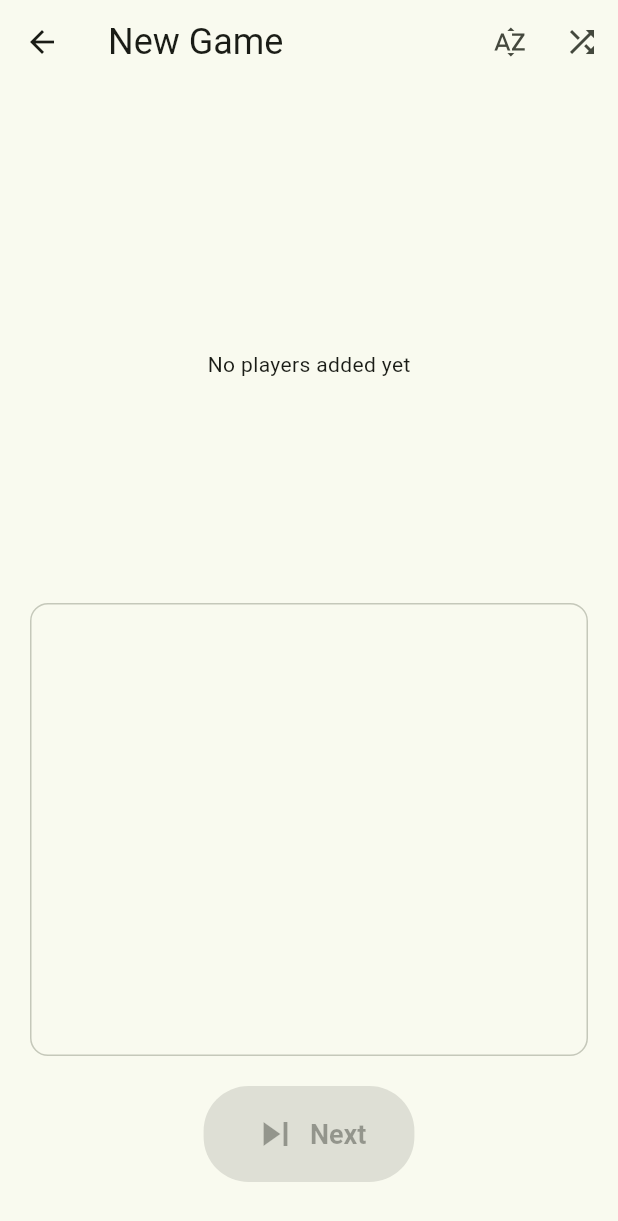
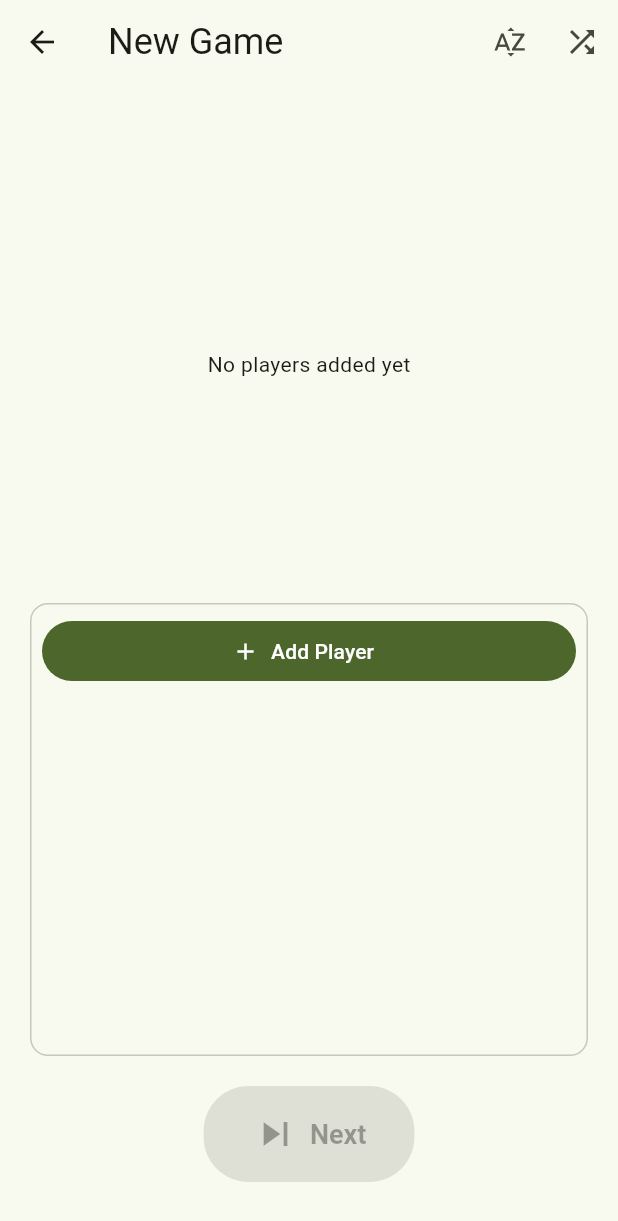
Before and after one commit to ben-fletcher/Pooker, a Flutter app: the screen it shows after launch, after a tap on "Start", on a phone screen of 412 x 824 dp. Shown: the top 1221 px of the screen. Run offline on Flutter 3.47's test engine with Material 3 defaults, Android fonts, the phone set to English and light mode, and no system bars; our stand-ins replace confetti, file_picker, google_fonts, package_info_plus, sqflite, sqflite_common_ffi_web and 1 more; accounts and stored records are empty; Roboto replaces fonts that are missing (AR One Sans, Comic Sans MS).

Commit message:
Cleaner UI and add player functionality

```diff
--- a/lib/pages/setup.dart
+++ b/lib/pages/setup.dart
@@ -1,4 +1,5 @@
 import 'package:flutter/material.dart';
+import 'package:pooker_score/helpers/player_helpers.dart';
 import 'package:pooker_score/models/game_model.dart';
 import 'package:pooker_score/models/player.dart';
 import 'package:pooker_score/pages/game_settings.dart';
@@ -13,6 +14,8 @@ class SetupPage extends StatefulWidget {
 }
 
 class _SetupPageState extends State<SetupPage> {
+  Future<List<String>> _playersFuture = GameDatabaseService.loadPlayers();
+
   void _addPlayer(String player, GameModel gameModel) {
     final newPlayer =
         Player(id: gameModel.players.length + 1, name: player, turns: []);
@@ -127,7 +130,7 @@ class _SetupPageState extends State<SetupPage> {
 
   Widget _buildPlayerSelector(GameModel gameModel) {
     return FutureBuilder(
-        future: GameDatabaseService.loadPlayers(),
+        future: _playersFuture,
         builder: (context, snapshot) {
           if (snapshot.connectionState == ConnectionState.waiting &&
               snapshot.hasData == false) {
@@ -141,8 +144,25 @@ class _SetupPageState extends State<SetupPage> {
           return Expanded(
             child: Card.outlined(
               child: ListView.builder(
-                itemCount: snapshot.data!.length,
+                itemCount: snapshot.data!.length + 1,
                 itemBuilder: (context, index) {
+                  if (index == snapshot.data!.length) {
+                    return Padding(
+                      padding: const EdgeInsets.all(8.0),
+                      child: FilledButton.icon(
+                        onPressed: () {
+                          showAddPlayerDialog(context).then((value) {
+                            setState(() {
+                              _playersFuture = GameDatabaseService.loadPlayers();
+                            });
+                          });
+                        },
+                        icon: Icon(Icons.add),
+                        label: Text('Add Player'),
+                      ),
+                    );
+                  }
+
                   final player = snapshot.data![index];
 
                   if (gameModel.players
--- a/lib/pages/start.dart
+++ b/lib/pages/start.dart
@@ -15,18 +15,8 @@ class StartPage extends StatelessWidget {
     return Consumer<MaterialTheme>(builder: (context, theme, _) {
       return Theme(
         data: theme.lightHighContrast(),
-        child: Stack(
-          children: [
-            Container(
-              decoration: BoxDecoration(
-                image: DecorationImage(
-                  image: AssetImage('assets/pool_table_background.jpg'),
-                  fit: BoxFit.cover,
-                ),
-              ),
-            ),
-            Scaffold(
-              backgroundColor: Colors.transparent,
+        child: Scaffold(
+          backgroundColor: Colors.green.shade900,
           appBar: AppBar(
             backgroundColor: Colors.transparent,
             actions: [
@@ -78,7 +68,7 @@ class StartPage extends StatelessWidget {
                   ),
                 ),
                 SizedBox(height: 20),
-                    FilledButton.icon(
+                ElevatedButton.icon(
                   icon: Icon(Icons.play_arrow, size: 32),
                   label: Text(
                     "Start",
@@ -91,8 +81,7 @@ class StartPage extends StatelessWidget {
                           builder: (context) => const SetupPage()),
                     );
                   },
-                      style: FilledButton.styleFrom(
-                        backgroundColor: Colors.green.shade700,
+                  style: ElevatedButton.styleFrom(
                     padding:
                         EdgeInsets.symmetric(horizontal: 32, vertical: 16),
                   ),
@@ -131,8 +120,6 @@ class StartPage extends StatelessWidget {
             ),
           ),
         ),
-          ],
-        ),
       );
     });
   }
--- a/lib/theme.dart
+++ b/lib/theme.dart
@@ -345,12 +345,12 @@ class MaterialTheme {
         ),
         scaffoldBackgroundColor: colorScheme.surface,
         canvasColor: colorScheme.surface,
-        pageTransitionsTheme: const PageTransitionsTheme(
+        /* pageTransitionsTheme: const PageTransitionsTheme(
           builders: {
-            TargetPlatform.android: PredictiveBackPageTransitionsBuilder(),
+            TargetPlatform.android: PredictiveBackPageTransitionsBuilder( ),
             TargetPlatform.iOS: CupertinoPageTransitionsBuilder()
           },
-        ),
+        ), */
       );
 
   List<ExtendedColor> get extendedColors => [];
--- a/pubspec.yaml
+++ b/pubspec.yaml
@@ -16,7 +16,7 @@ publish_to: 'none' # Remove this line if you wish to publish to pub.dev
 # https://developer.apple.com/library/archive/documentation/General/Reference/InfoPlistKeyReference/Articles/CoreFoundationKeys.html
 # In Windows, build-name is used as the major, minor, and patch parts
 # of the product and file versions while build-number is used as the build suffix.
-version: 1.0.1+1
+version: 1.0.2+1
 
 environment:
   sdk: ^3.6.2
```
Also changed, not shown: lib/helpers/player_helpers.dart (added, +40 -0 lines), lib/pages/calculator.dart (+54 -22 lines), lib/pages/players.dart (+34 -47 lines), pubspec.lock. Lines whose indentation alone changed are shown as unchanged.
